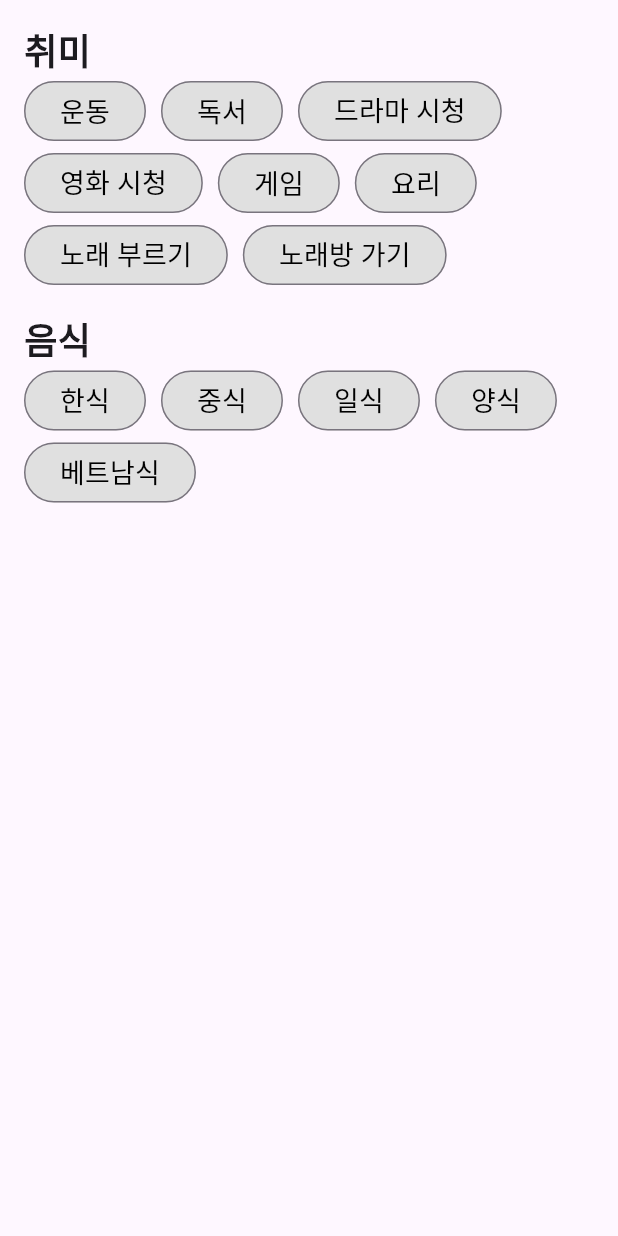
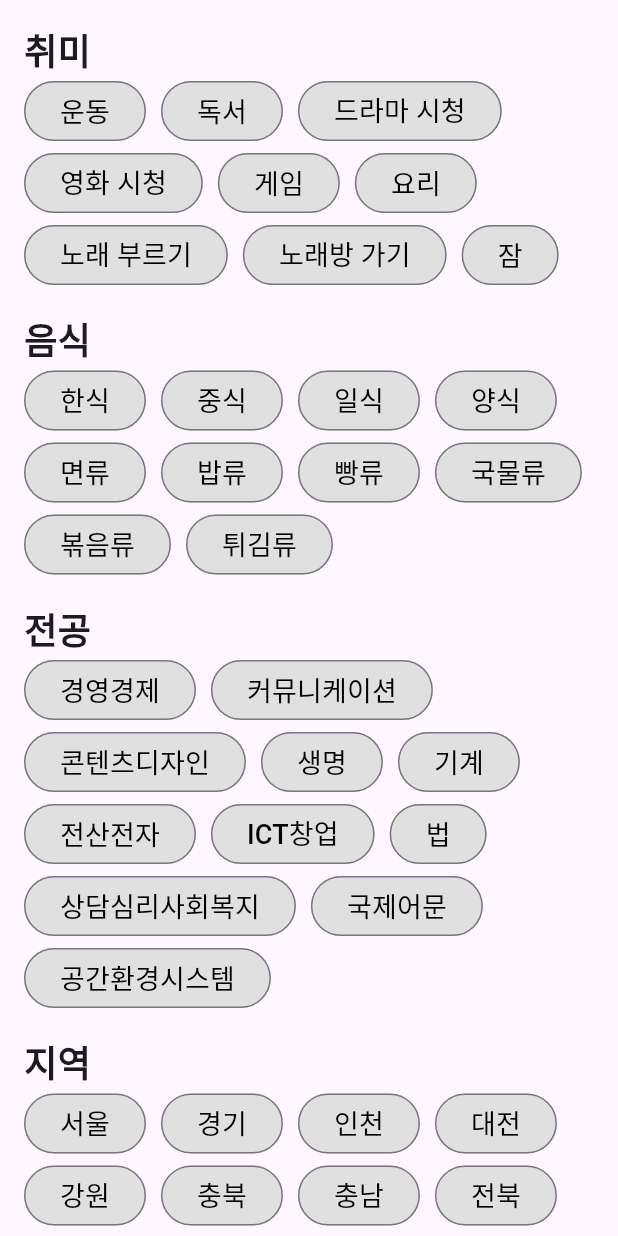
Before and after one commit to MoappFinalTeamProject/MoappTeamProject, a Flutter app: the MyPreference screen opened directly, on a phone screen of 412 x 824 dp. Run offline on Flutter 3.47's test engine with Material 2 defaults, Android fonts, the phone set to English and light mode, and no system bars; our stand-ins replace carousel_slider, chat_bubbles, cloud_firestore, firebase_auth, firebase_core, firebase_storage and 7 more; missing offline and left inert: dart_openai, google_mlkit_face_detection, onboarding; accounts and stored records are empty.

Commit message:
[feat] my preference

```diff
--- a/lib/pages/profile_page/my_information.dart
+++ b/lib/pages/profile_page/my_information.dart
@@ -41,7 +41,7 @@ class _MyInformationState extends State<MyInformation> {
       return CircularProgressIndicator();
     }
 
-    return Padding(
+    return SingleChildScrollView(
       padding: EdgeInsets.symmetric(vertical: 8.0),
       child: Column(
         children: [
--- a/lib/pages/profile_page/my_preference.dart
+++ b/lib/pages/profile_page/my_preference.dart
@@ -19,6 +19,7 @@ class _MyPreferenceState extends State<MyPreference> {
     '요리': false,
     '노래 부르기': false,
     '노래방 가기': false,
+    '잠': false,
   };
 
   Map<String, bool> foodCategories = {
@@ -26,8 +27,82 @@ class _MyPreferenceState extends State<MyPreference> {
     '중식': false,
     '일식': false,
     '양식': false,
-    '베트남식': false,
+    '면류': false,
+    '밥류': false,
+    '빵류': false,
+    '국물류': false,
+    '볶음류': false,
+    '튀김류': false,
   };
+
+  Map<String, bool> majorCategories = {
+    '경영경제': false,
+    '커뮤니케이션': false,
+    '콘텐츠디자인': false,
+    '생명': false,
+    '기계': false,
+    '전산전자': false,
+    'ICT창업': false,
+    '법': false,
+    '상담심리사회복지': false,
+    '국제어문': false,
+    '공간환경시스템': false,
+  };
+
+  Map<String, bool> regionCategories = {
+    '서울': false,
+    '경기': false,
+    '인천': false,
+    '대전': false,
+    '강원': false,
+    '충북': false,
+    '충남': false,
+    '전북': false,
+    '전남': false,
+    '경북': false,
+    '경남': false,
+    '대구': false,
+    '울산': false,
+    '부산': false,
+    '광주': false,
+    '제주': false,
+  };
+
+  @override
+  void initState() {
+    super.initState();
+    loadPreferences();
+  }
+
+  void loadPreferences() async {
+    final doc = await FirebaseFirestore.instance
+        .collection('member')
+        .doc(FirebaseAuth.instance.currentUser!.uid)
+        .collection('member info')
+        .doc('preference')
+        .get();
+
+    if (doc.exists) {
+      setState(() {
+        hobbyCategories = {
+          ...hobbyCategories,
+          ...Map<String, bool>.from(doc['hobby'])
+        };
+        foodCategories = {
+          ...foodCategories,
+          ...Map<String, bool>.from(doc['food'])
+        };
+        majorCategories = {
+          ...majorCategories,
+          ...Map<String, bool>.from(doc['major'])
+        };
+        regionCategories = {
+          ...regionCategories,
+          ...Map<String, bool>.from(doc['region'])
+        };
+      });
+    }
+  }
 
   void savePreferences() {
     FirebaseFirestore.instance
@@ -38,6 +113,8 @@ class _MyPreferenceState extends State<MyPreference> {
         .set({
       'hobby': hobbyCategories,
       'food': foodCategories,
+      'major': majorCategories,
+      'region': regionCategories,
     });
   }
 
@@ -90,6 +167,8 @@ class _MyPreferenceState extends State<MyPreference> {
           children: [
             buildCategory('취미', hobbyCategories),
             buildCategory('음식', foodCategories),
+            buildCategory('전공', majorCategories),
+            buildCategory('지역', regionCategories),
           ],
         ),
       ),
```
Also changed, not shown: lib/pages/onBorading_page/onBorading.dart (+8 -7 lines).
